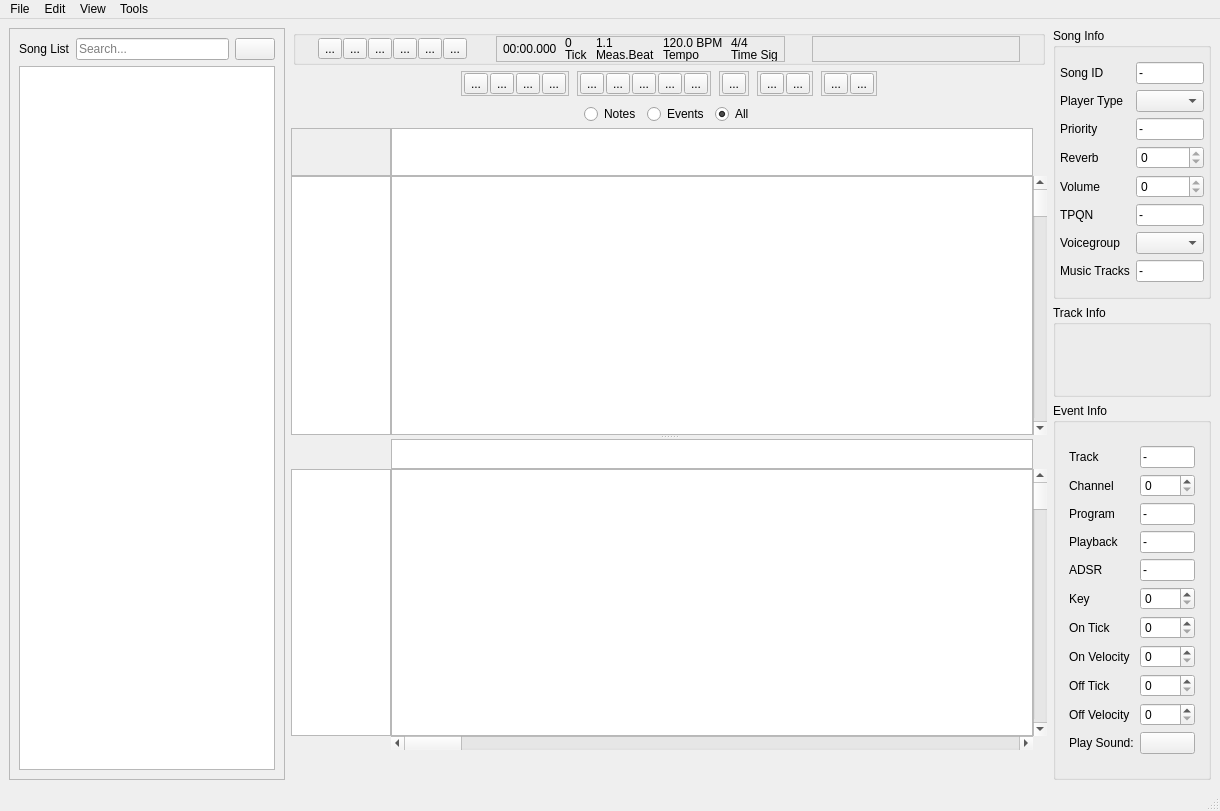
Before: the Qt Designer form src/ui/mainwindow.ui in garakmon/gtm, drawn with Qt 5.
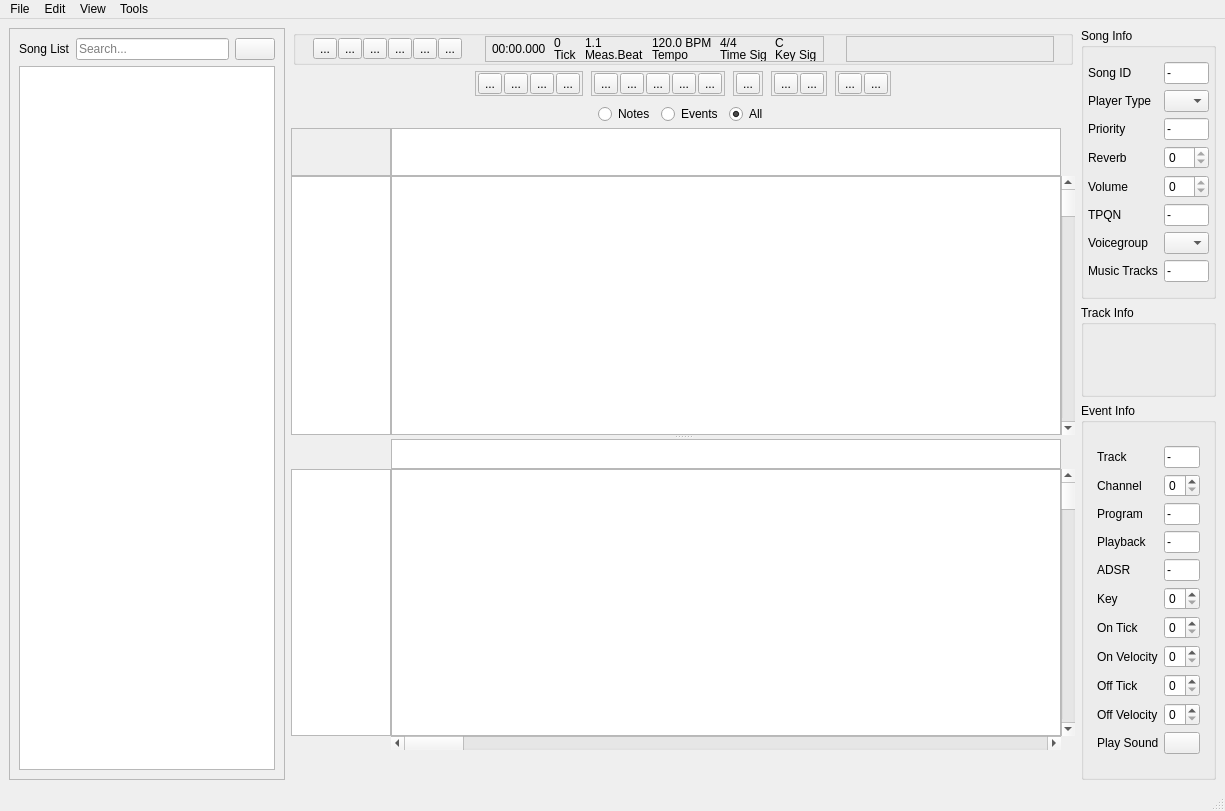
After: the same form once the commit is applied. Icons and pictures are not drawn. Custom widgets are drawn as their Qt base class.

Diff of the .ui file:
```diff
--- a/src/ui/mainwindow.ui
+++ b/src/ui/mainwindow.ui
@@ -6,7 +6,7 @@
    <rect>
     <x>0</x>
     <y>0</y>
-    <width>1220</width>
+    <width>1225</width>
     <height>811</height>
    </rect>
   </property>
@@ -404,6 +404,41 @@
                </layout>
               </widget>
              </item>
+             <item>
+              <widget class="QWidget" name="metaKeySignatureGroup" native="true">
+               <layout class="QVBoxLayout" name="verticalLayout_metaKeySignature">
+                <property name="spacing">
+                 <number>0</number>
+                </property>
+                <property name="leftMargin">
+                 <number>0</number>
+                </property>
+                <property name="topMargin">
+                 <number>0</number>
+                </property>
+                <property name="rightMargin">
+                 <number>0</number>
+                </property>
+                <property name="bottomMargin">
+                 <number>0</number>
+                </property>
+                <item>
+                 <widget class="QLabel" name="label_MetaKeyValue">
+                  <property name="text">
+                   <string>C</string>
+                  </property>
+                 </widget>
+                </item>
+                <item>
+                 <widget class="QLabel" name="label_MetaKey">
+                  <property name="text">
+                   <string>Key Sig</string>
+                  </property>
+                 </widget>
+                </item>
+               </layout>
+              </widget>
+             </item>
             </layout>
            </widget>
           </item>
@@ -1568,7 +1603,7 @@
          <rect>
           <x>0</x>
           <y>0</y>
-          <width>757</width>
+          <width>787</width>
           <height>286</height>
          </rect>
         </property>
@@ -1655,7 +1690,7 @@
          <rect>
           <x>0</x>
           <y>0</y>
-          <width>757</width>
+          <width>787</width>
           <height>319</height>
          </rect>
         </property>
@@ -1838,7 +1873,7 @@
     <rect>
      <x>0</x>
      <y>0</y>
-     <width>1220</width>
+     <width>1225</width>
      <height>24</height>
     </rect>
    </property>
```
